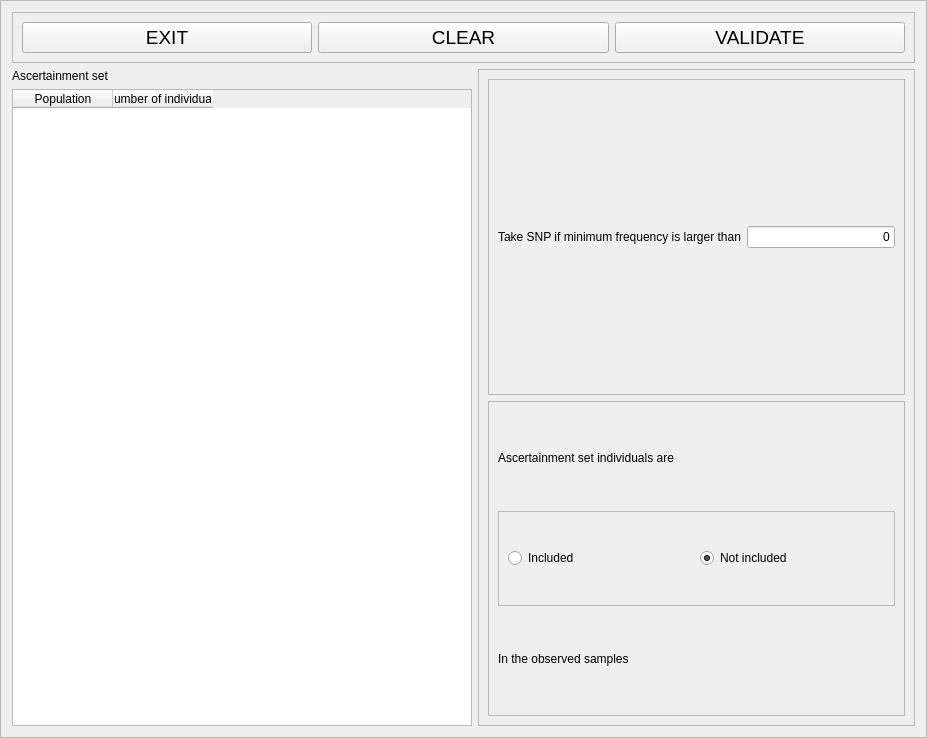
The window that python_interface/uis/controlAscertBias.ui (cbgp/diyabc) describes before a commit, drawn with Qt 5.
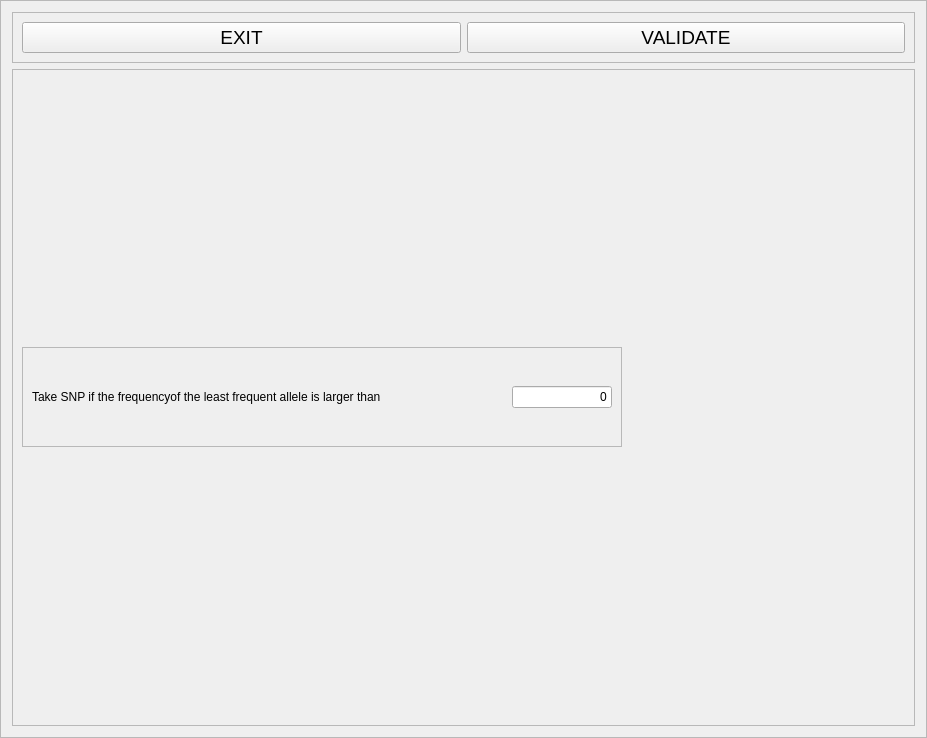
The same window after the commit.

Commit message: simplification du ascertBias

Patch:
```diff
--- a/python_interface/uis/controlAscertBias.ui
+++ b/python_interface/uis/controlAscertBias.ui
@@ -47,24 +47,6 @@
         </property>
        </widget>
       </item>
-      <item>
-       <widget class="QPushButton" name="clearButton">
-        <property name="font">
-         <font>
-          <pointsize>14</pointsize>
-         </font>
-        </property>
-        <property name="toolTip">
-         <string>Clear all data related to this historical model</string>
-        </property>
-        <property name="text">
-         <string>CLEAR</string>
-        </property>
-        <property name="shortcut">
-         <string>Alt+C</string>
-        </property>
-       </widget>
-      </item>
       <item>
        <widget class="QPushButton" name="okButton">
         <property name="font">
@@ -88,52 +70,6 @@
    </item>
    <item>
     <layout class="QHBoxLayout" name="horizontalLayout_3">
-     <item>
-      <layout class="QVBoxLayout" name="verticalLayout_4">
-       <item>
-        <widget class="QLabel" name="label">
-         <property name="text">
-          <string>Ascertainment set</string>
-         </property>
-        </widget>
-       </item>
-       <item>
-        <widget class="QTableWidget" name="tableWidget">
-         <property name="minimumSize">
-          <size>
-           <width>460</width>
-           <height>0</height>
-          </size>
-         </property>
-         <property name="maximumSize">
-          <size>
-           <width>460</width>
-           <height>16777215</height>
-          </size>
-         </property>
-         <property name="sortingEnabled">
-          <bool>false</bool>
-         </property>
-         <column>
-          <property name="text">
-           <string>Population</string>
-          </property>
-          <property name="textAlignment">
-           <set>AlignHCenter|AlignVCenter|AlignCenter</set>
-          </property>
-         </column>
-         <column>
-          <property name="text">
-           <string>Number of individuals</string>
-          </property>
-          <property name="textAlignment">
-           <set>AlignHCenter|AlignVCenter|AlignCenter</set>
-          </property>
-         </column>
-        </widget>
-       </item>
-      </layout>
-     </item>
      <item>
       <layout class="QVBoxLayout" name="verticalLayout_5">
        <item>
@@ -149,13 +85,25 @@
            <rect>
             <x>0</x>
             <y>0</y>
-            <width>429</width>
+            <width>897</width>
             <height>639</height>
            </rect>
           </property>
           <layout class="QVBoxLayout" name="verticalLayout_3">
            <item>
             <widget class="QFrame" name="frame_2">
+             <property name="minimumSize">
+              <size>
+               <width>600</width>
+               <height>100</height>
+              </size>
+             </property>
+             <property name="maximumSize">
+              <size>
+               <width>600</width>
+               <height>100</height>
+              </size>
+             </property>
              <property name="frameShape">
               <enum>QFrame::StyledPanel</enum>
              </property>
@@ -166,12 +114,24 @@
               <item>
                <widget class="QLabel" name="label_2">
                 <property name="text">
-                 <string>Take SNP if minimum frequency is larger than</string>
+                 <string>Take SNP if the frequencyof the least frequent allele is larger than</string>
                 </property>
                </widget>
               </item>
               <item>
                <widget class="QLineEdit" name="freqMinEdit">
+                <property name="minimumSize">
+                 <size>
+                  <width>100</width>
+                  <height>0</height>
+                 </size>
+                </property>
+                <property name="maximumSize">
+                 <size>
+                  <width>100</width>
+                  <height>16777215</height>
+                 </size>
+                </property>
                 <property name="text">
                  <string>0</string>
                 </property>
@@ -183,61 +143,6 @@
              </layout>
             </widget>
            </item>
-           <item>
-            <widget class="QFrame" name="frame">
-             <property name="frameShape">
-              <enum>QFrame::StyledPanel</enum>
-             </property>
-             <property name="frameShadow">
-              <enum>QFrame::Raised</enum>
-             </property>
-             <layout class="QVBoxLayout" name="verticalLayout">
-              <item>
-               <widget class="QLabel" name="label_3">
-                <property name="text">
-                 <string>Ascertainment set individuals are</string>
-                </property>
-               </widget>
-              </item>
-              <item>
-               <widget class="QFrame" name="frame_3">
-                <property name="frameShape">
-                 <enum>QFrame::StyledPanel</enum>
-                </property>
-                <property name="frameShadow">
-                 <enum>QFrame::Raised</enum>
-                </property>
-                <layout class="QHBoxLayout" name="horizontalLayout_4">
-                 <item>
-                  <widget class="QRadioButton" name="incRadio">
-                   <property name="text">
-                    <string>Included</string>
-                   </property>
-                  </widget>
-                 </item>
-                 <item>
-                  <widget class="QRadioButton" name="nincRadio">
-                   <property name="text">
-                    <string>Not included</string>
-                   </property>
-                   <property name="checked">
-                    <bool>true</bool>
-                   </property>
-                  </widget>
-                 </item>
-                </layout>
-               </widget>
-              </item>
-              <item>
-               <widget class="QLabel" name="label_4">
-                <property name="text">
-                 <string>In the observed samples</string>
-                </property>
-               </widget>
-              </item>
-             </layout>
-            </widget>
-           </item>
           </layout>
          </widget>
         </widget>
```
The commit also changes 3 other files.
